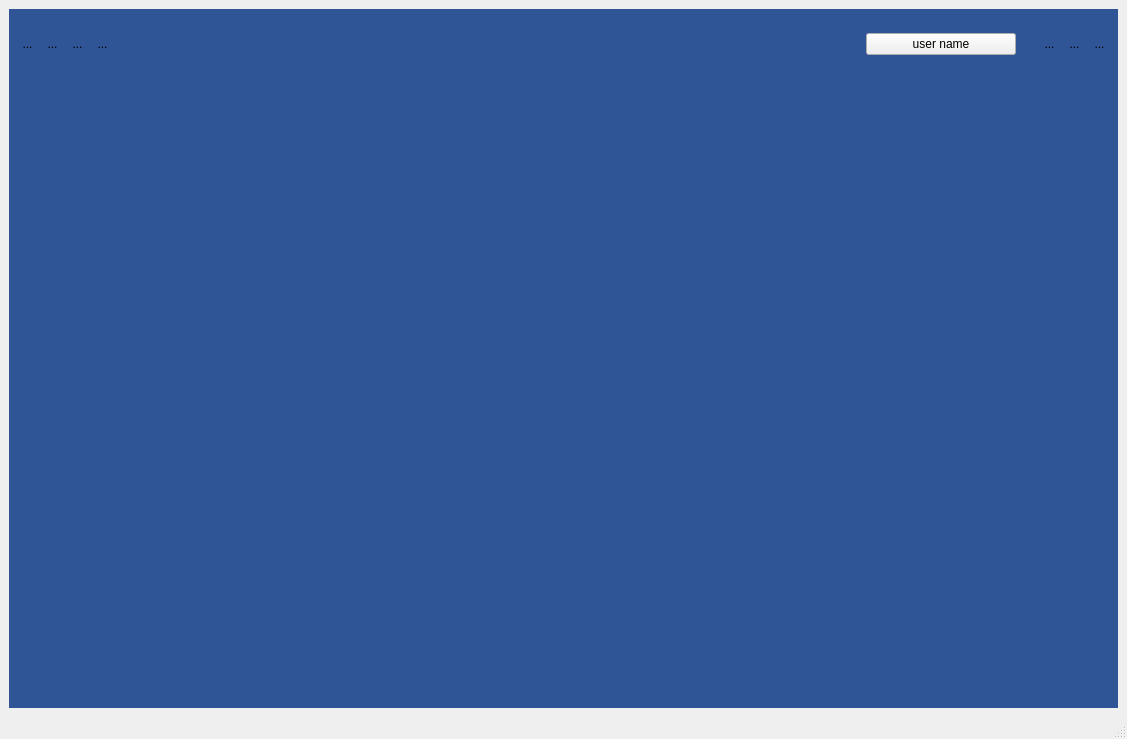
forggy0113/re-lego, file ui/face.ui: the form before one commit.
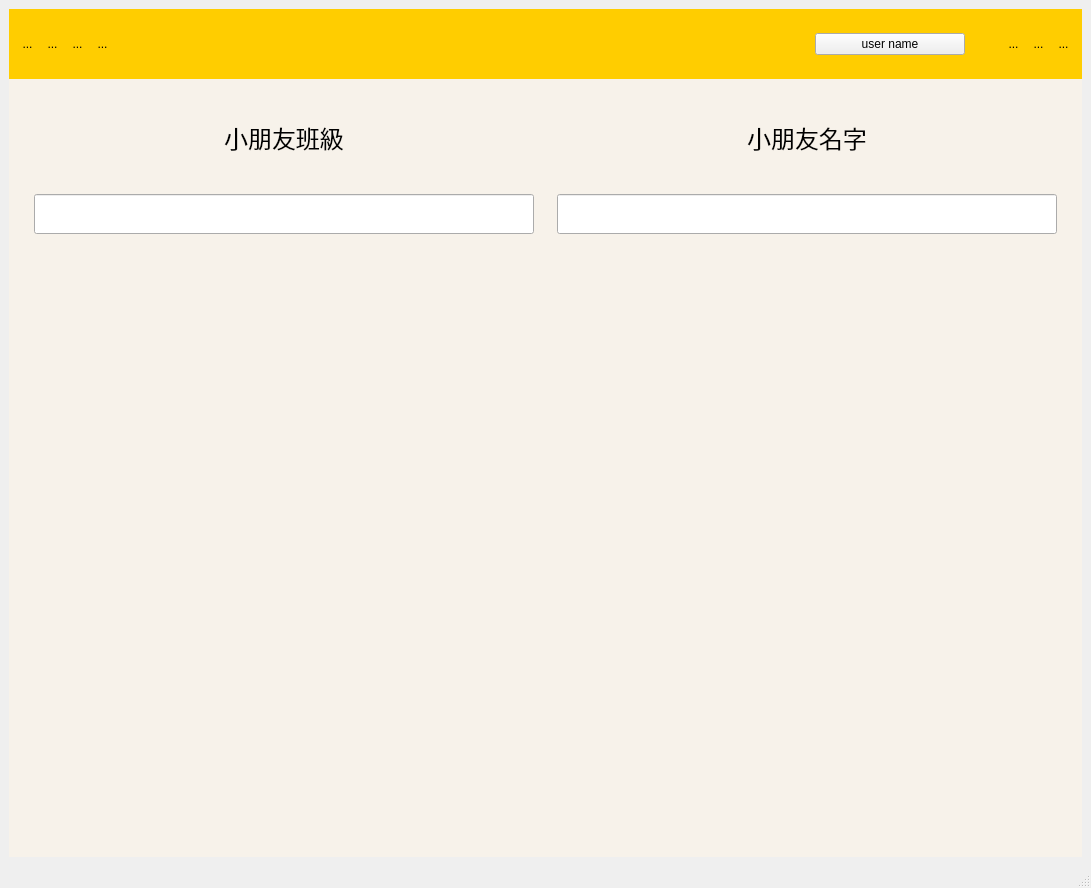
The form after the commit. Icons and pictures are not drawn.

Commit message: [add]change font type method & face design

```diff
--- a/ui/face.ui
+++ b/ui/face.ui
@@ -6,8 +6,8 @@
    <rect>
     <x>0</x>
     <y>0</y>
-    <width>1127</width>
-    <height>739</height>
+    <width>1091</width>
+    <height>888</height>
    </rect>
   </property>
   <property name="windowTitle">
@@ -46,7 +46,7 @@
          </property>
          <property name="styleSheet">
           <string notr="true">#A{
-background-color:rgb(47, 85, 151);
+background-color:#FFCD00;
 }
 
 QToolButton{
@@ -163,15 +163,6 @@
            </spacer>
           </item>
           <item>
-           <widget class="QWidget" name="A_2" native="true">
-            <property name="maximumSize">
-             <size>
-              <width>200</width>
-              <height>16777215</height>
-             </size>
-            </property>
-            <layout class="QHBoxLayout" name="horizontalLayout_3">
-             <item>
               <widget class="QPushButton" name="user">
                <property name="minimumSize">
                 <size>
@@ -200,7 +191,15 @@
                </property>
               </widget>
              </item>
-            </layout>
+          <item>
+           <widget class="QWidget" name="A_2" native="true">
+            <property name="maximumSize">
+             <size>
+              <width>200</width>
+              <height>16777215</height>
+             </size>
+            </property>
+            <layout class="QHBoxLayout" name="horizontalLayout_3"/>
            </widget>
           </item>
           <item>
@@ -273,18 +272,151 @@
         <widget class="QWidget" name="B" native="true">
          <property name="styleSheet">
           <string notr="true">#B{
-background-color:rgb(47, 85, 151);
+background-color:#f7f2ea;
 }</string>
          </property>
-        </widget>
+         <layout class="QVBoxLayout" name="verticalLayout_5">
+          <item>
+           <layout class="QGridLayout" name="gridLayout">
+            <item row="2" column="0">
+             <spacer name="horizontalSpacer_2">
+              <property name="orientation">
+               <enum>Qt::Horizontal</enum>
+              </property>
+              <property name="sizeHint" stdset="0">
+               <size>
+                <width>40</width>
+                <height>20</height>
+               </size>
+              </property>
+             </spacer>
+            </item>
+            <item row="2" column="2">
+             <spacer name="horizontalSpacer_3">
+              <property name="orientation">
+               <enum>Qt::Horizontal</enum>
+              </property>
+              <property name="sizeHint" stdset="0">
+               <size>
+                <width>40</width>
+                <height>20</height>
+               </size>
+              </property>
+             </spacer>
+            </item>
+            <item row="2" column="1">
+             <widget class="QLineEdit" name="lineEdit_4">
+              <property name="minimumSize">
+               <size>
+                <width>500</width>
+                <height>40</height>
+               </size>
+              </property>
+              <property name="maximumSize">
+               <size>
+                <width>500</width>
+                <height>40</height>
+               </size>
+              </property>
+              <property name="font">
+               <font>
+                <family>微軟正黑體</family>
+                <pointsize>16</pointsize>
+               </font>
+              </property>
+             </widget>
+            </item>
+            <item row="0" column="1">
+             <widget class="QLabel" name="label">
+              <property name="maximumSize">
+               <size>
+                <width>16777215</width>
+                <height>100</height>
+               </size>
+              </property>
+              <property name="font">
+               <font>
+                <family>AniMe Matrix - MB_EN</family>
+                <pointsize>18</pointsize>
+               </font>
+              </property>
+              <property name="text">
+               <string>小朋友班級</string>
+              </property>
+              <property name="alignment">
+               <set>Qt::AlignCenter</set>
+              </property>
+             </widget>
+            </item>
+            <item row="2" column="3">
+             <widget class="QLineEdit" name="lineEdit">
+              <property name="minimumSize">
+               <size>
+                <width>500</width>
+                <height>40</height>
+               </size>
+              </property>
+              <property name="maximumSize">
+               <size>
+                <width>500</width>
+                <height>40</height>
+               </size>
+              </property>
+              <property name="font">
+               <font>
+                <family>微軟正黑體</family>
+                <pointsize>16</pointsize>
+               </font>
+              </property>
+             </widget>
+            </item>
+            <item row="0" column="3">
+             <widget class="QLabel" name="label_2">
+              <property name="font">
+               <font>
+                <family>AniMe Matrix - MB_EN</family>
+                <pointsize>18</pointsize>
+               </font>
+              </property>
+              <property name="text">
+               <string>小朋友名字</string>
+              </property>
+              <property name="alignment">
+               <set>Qt::AlignCenter</set>
+              </property>
+             </widget>
+            </item>
+            <item row="2" column="4">
+             <spacer name="horizontalSpacer_4">
+              <property name="orientation">
+               <enum>Qt::Horizontal</enum>
+              </property>
+              <property name="sizeHint" stdset="0">
+               <size>
+                <width>40</width>
+                <height>20</height>
+               </size>
+              </property>
+             </spacer>
+            </item>
+           </layout>
+          </item>
+          <item>
+           <layout class="QVBoxLayout" name="verticalLayout_4"/>
+          </item>
+          <item>
+           <layout class="QVBoxLayout" name="verticalLayout_6"/>
        </item>
        <item>
         <widget class="QWidget" name="C" native="true">
          <property name="styleSheet">
           <string notr="true">#C{
-background-color:rgb(47, 85, 151);
+background-color:#f7f2ea;
 }</string>
          </property>
+           </widget>
+          </item>
+         </layout>
         </widget>
        </item>
       </layout>
```
Left out of the diff: 16 changed lines with no effect on the pictures. Lines whose indentation alone changed are shown as unchanged. The commit also changes 36 other files.
